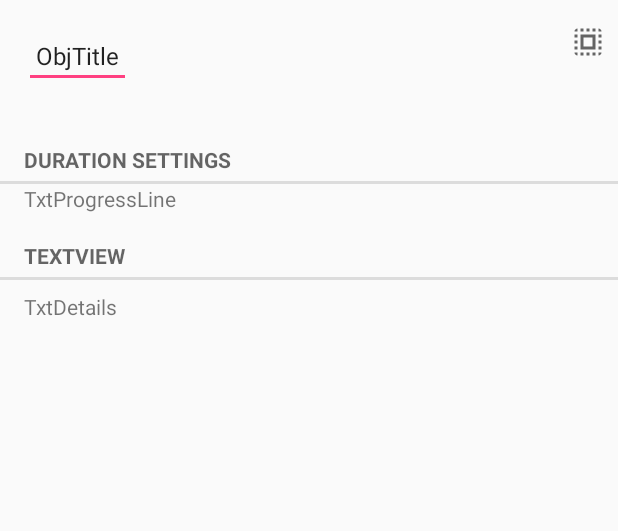
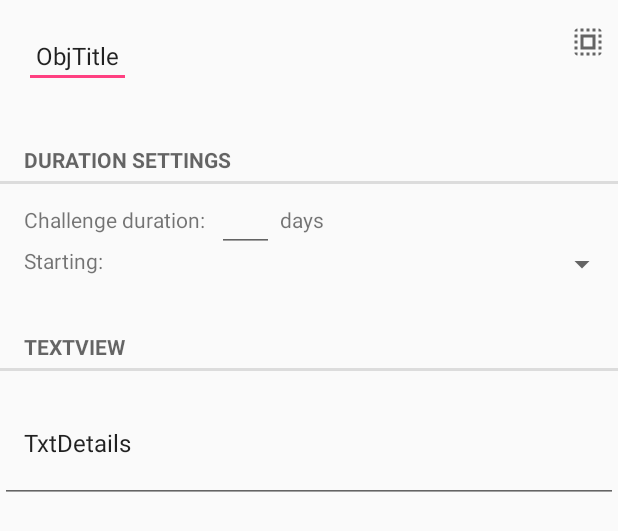
Before and after one commit to AnnaKohler/EverydayHero, an Android app: the layout fragment_objective_edit.xml on its own in the app's theme, with its tools: preview values and no code run, on a phone screen of 412 x 824 dp. Shown: the top 531 px of the screen. Run offline under Robolectric (Android 15) with nearby library versions, the phone set to English and light mode, and no system bars.

Commit message:
EditActivity added + duration settings: days, starting spiner

```diff
--- a/app/src/main/java/com/example/student/everydayhero/ObjectiveListActivity.java
+++ b/app/src/main/java/com/example/student/everydayhero/ObjectiveListActivity.java
@@ -10,4 +10,5 @@ public class ObjectiveListActivity extends SingleFragmentActivity {
     protected Fragment createFragment(){
         return new ObjectiveListFragment();
     }
+
 }
--- a/app/src/main/java/com/example/student/everydayhero/ObjectiveListFragment.java
+++ b/app/src/main/java/com/example/student/everydayhero/ObjectiveListFragment.java
@@ -40,6 +40,7 @@ public class ObjectiveListFragment extends ListFragment {
         ObjectiveAdapter adapter=new ObjectiveAdapter(mObjectives);
         setListAdapter(adapter);
     }
+
     private class ObjectiveAdapter extends ArrayAdapter<Objective>{
 
         public ObjectiveAdapter(ArrayList<Objective> Objectives){
--- a/app/src/main/res/layout/fragment_objective_edit.xml
+++ b/app/src/main/res/layout/fragment_objective_edit.xml
@@ -25,13 +25,17 @@
         android:layout_width="wrap_content"
         android:layout_height="wrap_content"
         android:id="@+id/txtTitle"
+
         style="@style/Widget.AppCompat.TextView.SpinnerItem"
         android:layout_marginStart="16dp"
         android:layout_marginLeft="31dp"
         android:layout_marginTop="16dp"
         android:layout_alignParentTop="true"
         android:layout_alignParentLeft="true"
-        android:layout_alignParentStart="true"/>
+        android:layout_alignParentStart="true"
+        android:maxLength="12"
+        android:lines="1"
+        android:inputType="textCapSentences"/>
 
 
     <TextView
@@ -46,7 +50,7 @@
         android:layout_alignParentLeft="true"
         android:layout_alignParentStart="true"/>
 
-    <TextView
+    <EditText
         android:text="TxtDetails"
         android:layout_width="match_parent"
         android:layout_height="wrap_content"
@@ -58,7 +62,10 @@
         android:layout_alignParentStart="true"
         android:layout_marginTop="8dp"
         android:layout_alignRight="@+id/txtProgress"
-        android:layout_alignEnd="@+id/txtProgress"/>
+        android:layout_alignEnd="@+id/txtProgress"
+        android:lines="3"
+        android:maxLength="140"
+        android:textSize="16sp"/>
 
     <TextView
         android:text="TextView"
@@ -67,19 +74,66 @@
         android:paddingStart="16dp"
         android:paddingLeft="16dp"
         android:layout_marginTop="32dp"
-        android:layout_below="@+id/separatorProgress"
+        android:layout_below="@+id/txtDurationStarting"
         android:layout_alignParentLeft="true"
         android:layout_alignParentStart="true"/>
 
     <TextView
-        android:text="TxtProgressLine"
+        android:text="@string/duration"
         android:layout_width="wrap_content"
         android:layout_height="wrap_content"
-        android:id="@+id/txtProgressLine"
+        android:id="@+id/txtChallengeDuration"
         android:paddingStart="16dp"
         android:paddingLeft="16dp"
+        android:layout_alignBaseline="@+id/editText"
+        android:layout_alignBottom="@+id/editText"
+        android:layout_alignParentLeft="true"
+        android:layout_alignParentStart="true"
+        />
+
+    <EditText
+        android:layout_width="wrap_content"
+        android:layout_height="wrap_content"
+        android:inputType="number"
+        android:hint="000"
+        android:textColorHint="#00FFFFFF"
+        android:maxLength="4"
+        android:id="@+id/editText"
         android:layout_below="@+id/separatorProgress"
-        android:layout_alignParentLeft="true"
-        android:layout_alignParentStart="true"/>
+        android:layout_toRightOf="@id/txtChallengeDuration"
+        android:layout_toEndOf="@id/txtChallengeDuration"
+        android:layout_marginStart="8dp"
+        android:layout_marginLeft="8dp"/>
+
+    <TextView
+        android:text="@string/duration_days"
+        android:layout_width="wrap_content"
+        android:layout_height="wrap_content"
+        android:id="@+id/txtDurationDays"
+        android:layout_alignBaseline="@+id/editText"
+        android:layout_alignBottom="@+id/editText"
+        android:layout_toRightOf="@+id/editText"
+        android:layout_toEndOf="@+id/editText"
+        android:layout_marginStart="4dp"
+        android:layout_marginLeft="4dp"/>
+
+    <TextView
+        android:text="@string/duration_starting"
+        android:layout_width="wrap_content"
+        android:layout_height="wrap_content"
+        android:layout_below="@id/txtChallengeDuration"
+        android:layout_alignLeft="@+id/txtTitle"
+        android:layout_alignStart="@+id/txtTitle"
+
+        android:id="@+id/txtDurationStarting"
+        android:layout_marginTop="8dp"/>
+
+    <Spinner
+        android:layout_width="match_parent"
+        android:layout_height="wrap_content"
+        android:layout_alignTop="@+id/txtDurationStarting"
+        android:layout_toRightOf="@+id/txtDurationStarting"
+        android:layout_toEndOf="@+id/txtDurationStarting"
+        android:id="@+id/spinner2"/>
 
 </RelativeLayout>
--- a/app/src/main/res/values/strings.xml
+++ b/app/src/main/res/values/strings.xml
@@ -1,11 +1,27 @@
 <resources>
     <string name="app_name">EverydayHero</string>
+
     <string name="title_activity_objective_list">Your Objectives</string>
+    <string name="ReviewActivityTitle">Objective Review</string>
+    <string name="EditActivityTitle">Objective Edit</string>
+
     <string name="action_settings">Settings</string>
     <string name="edit_button">Edit This Objective</string>
     <string name="separator_details">DETAILS</string>
     <string name="separator_progress">PROGRESS</string>
     <string name="separator_duration">DURATION SETTINGS</string>
     <string name="progress">Objective Progress:</string>
-    <string name="ReviewActivityTitle">Objective Review</string>
+    <string name="duration">Challenge duration:</string>
+    <string name="duration_days">days</string>
+    <string name="duration_starting">Starting:</string>
+
+    <string-array name="startingDates">
+        <item>Today</item>
+        <item>Tomorrow</item>
+        <item>Pick Date&#8230;</item>
+    </string-array>
+
+
+
+
 </resources>
```
Also changed, not shown: app/src/main/AndroidManifest.xml (+9 -0 lines), app/src/main/java/com/example/student/everydayhero/ObjectiveEditActivity.java (added, +16 -0 lines), app/src/main/java/com/example/student/everydayhero/ObjectiveFragment.java (+8 -3 lines).
